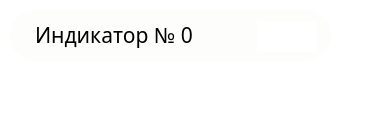
Old version of the form stage/UI/UI_Module/indicatorwidget.ui in the repository zerotonyq/MTCOLD.
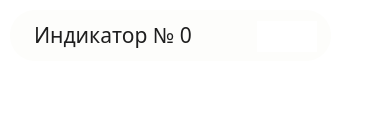
New version of the form. Icons and pictures are not drawn.

The edit to the form file:
```diff
--- a/stage/UI/UI_Module/indicatorwidget.ui
+++ b/stage/UI/UI_Module/indicatorwidget.ui
@@ -33,16 +33,16 @@
    </property>
    <property name="font">
     <font>
-     <family>Random Grotesque Standard Book</family>
-     <pointsize>14</pointsize>
+     <family>Trebuchet MS</family>
+     <pointsize>12</pointsize>
      <fontweight>ExtraLight</fontweight>
     </font>
    </property>
    <property name="styleSheet">
-    <string notr="true">font-family: &quot;Random Grotesque Standard Book&quot;, sans-serif;
-font-size:14pt;
+    <string notr="true">font-family: &quot;Trebuchet MS&quot;, sans-serif;
+font-size:12pt;
 width: 400px;
-color: rgb(0, 0, 0);
+color: #1E1E1E;
 height: 50px;
 background-color: #FDFDFB;
 border-radius: 25px; /* Половина высоты для полного скругления */
@@ -106,10 +106,10 @@
    </property>
    <property name="geometry">
     <rect>
-     <x>160</x>
+     <x>150</x>
      <y>27</y>
-     <width>19</width>
-     <height>19</height>
+     <width>18</width>
+     <height>18</height>
     </rect>
    </property>
    <property name="sizePolicy">
```
